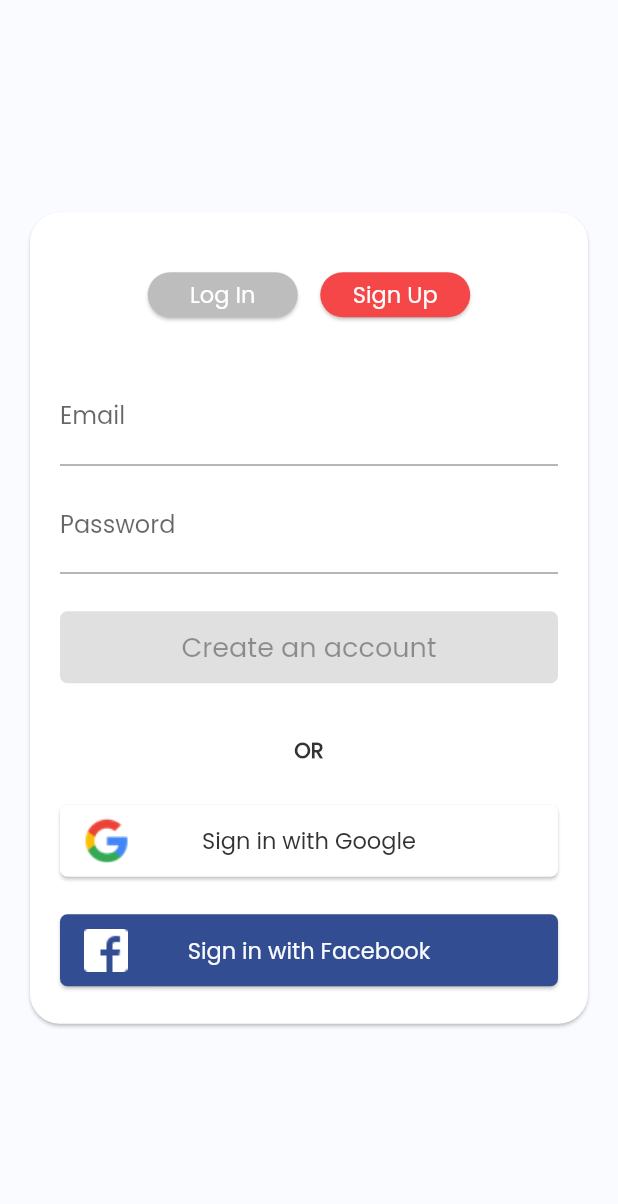
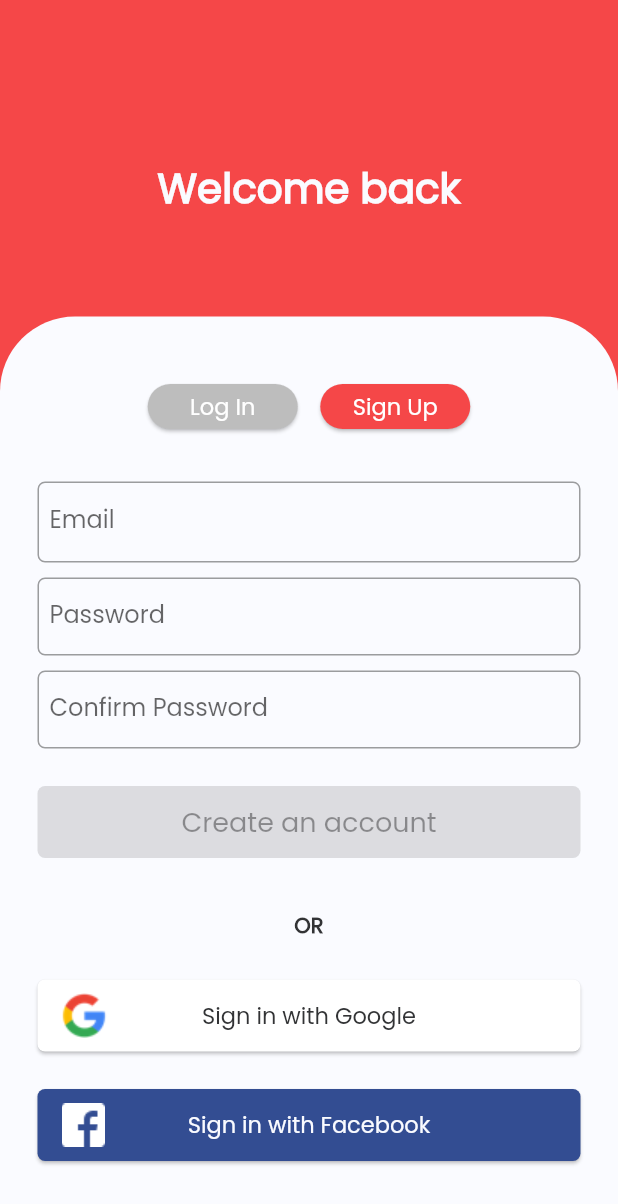
Before and after one commit to JamiuJimoh/Morsmat, a Flutter app: the screen it shows after launch, after a tap on "Sign Up", on a phone screen of 412 x 824 dp. Shown: the top 1204 px of the screen. Run offline on Flutter 3.47's test engine with Material 2 defaults, Android fonts, the phone set to English and light mode, and no system bars; our stand-ins replace firebase_auth, firebase_core, google_sign_in; missing offline and left inert: flutter_login_facebook; accounts and stored records are empty.

Commit message:
updating sign in/sign up ui

```diff
--- a/lib/app/sign_in/email_sign_change_model.dart
+++ b/lib/app/sign_in/email_sign_change_model.dart
@@ -7,6 +7,7 @@ import '../../services/auth.dart';
 class EmailSignInChangeModel with EmailAndPasswordValidators, ChangeNotifier {
   String email;
   String password;
+  String confirmPassword;
   EmailSignInFormType formType;
   bool isLoading;
   bool submitted;
@@ -15,6 +16,7 @@ class EmailSignInChangeModel with EmailAndPasswordValidators, ChangeNotifier {
   EmailSignInChangeModel({
     this.email: '',
     this.password: '',
+    this.confirmPassword: '',
     this.formType: EmailSignInFormType.signIn,
     this.isLoading: false,
     this.submitted: false,
@@ -46,9 +48,24 @@ class EmailSignInChangeModel with EmailAndPasswordValidators, ChangeNotifier {
   }
 
   bool get canSubmit {
-    return emailValidator.isValid(email) &&
-        passwordValidator.isValid(password) &&
-        !isLoading;
+    if (formType == EmailSignInFormType.signIn) {
+      return emailValidator.isValid(email) &&
+          passwordValidator.isValid(password) &&
+          !isLoading;
+    } else {
+      return emailValidator.isValid(email) &&
+          passwordValidator.isValid(password) &&
+          confirmPasswordValidator.confirmPasswordMatch(
+            password,
+            confirmPassword,
+          ) &&
+          !isLoading;
+    }
+  }
+
+  String? get emailErrorText {
+    var showErrorText = submitted && !emailValidator.isValid(email);
+    return showErrorText ? invalidEmailErrorText : null;
   }
 
   String? get passwordErrorText {
@@ -56,15 +73,20 @@ class EmailSignInChangeModel with EmailAndPasswordValidators, ChangeNotifier {
     return showErrorText ? invalidPasswordErrorText : null;
   }
 
-  String? get emailErrorText {
-    var showErrorText = submitted && !emailValidator.isValid(email);
-    return showErrorText ? invalidEmailErrorText : null;
+  String? get confirmPasswordErrorText {
+    var showErrorText = submitted &&
+        !confirmPasswordValidator.confirmPasswordMatch(
+          password,
+          confirmPassword,
+        );
+    return showErrorText ? invalidConfirmPasswordErrorText : null;
   }
 
   void toggleAuthButton(EmailSignInFormType formType) {
     updateWith(
       email: '',
       password: '',
+      confirmPassword: '',
       formType: formType,
       isLoading: false,
       submitted: false,
@@ -75,15 +97,20 @@ class EmailSignInChangeModel with EmailAndPasswordValidators, ChangeNotifier {
 
   void updatePassword(String password) => updateWith(password: password);
 
+  void updateConfirmPassword(String confirmPassword) =>
+      updateWith(confirmPassword: confirmPassword);
+
   void updateWith({
     String? email,
     String? password,
+    String? confirmPassword,
     EmailSignInFormType? formType,
     bool? isLoading,
     bool? submitted,
   }) {
     this.email = email ?? this.email;
     this.password = password ?? this.password;
+    this.confirmPassword = confirmPassword ?? this.confirmPassword;
     this.formType = formType ?? this.formType;
     this.isLoading = isLoading ?? this.isLoading;
     this.submitted = submitted ?? this.submitted;
--- a/lib/app/sign_in/email_sign_in_form_change_notifier.dart
+++ b/lib/app/sign_in/email_sign_in_form_change_notifier.dart
@@ -34,6 +34,7 @@ class _EmailSignInFormChangeNotifierState
     extends State<EmailSignInFormChangeNotifier> {
   final _emailController = TextEditingController();
   final _passwordController = TextEditingController();
+  final _confirmPasswordController = TextEditingController();
 
   EmailSignInChangeModel get model => widget.model;
 
@@ -69,6 +70,7 @@ class _EmailSignInFormChangeNotifierState
 
     _emailController.clear();
     _passwordController.clear();
+    _confirmPasswordController.clear();
   }
 
   //////// WIDGETS METHODS ///////////
@@ -78,6 +80,13 @@ class _EmailSignInFormChangeNotifierState
       autocorrect: false,
       controller: _emailController,
       decoration: InputDecoration(
+        contentPadding:
+            const EdgeInsets.symmetric(vertical: 15.0, horizontal: 8.0),
+        border: OutlineInputBorder(
+          borderRadius: BorderRadius.all(
+            Radius.circular(5.0),
+          ),
+        ),
         hintText: 'john@doe.com',
         labelText: 'Email',
         errorText: model.emailErrorText,
@@ -93,12 +102,45 @@ class _EmailSignInFormChangeNotifierState
     return TextFormField(
       controller: _passwordController,
       decoration: InputDecoration(
+        contentPadding:
+            const EdgeInsets.symmetric(vertical: 15.0, horizontal: 8.0),
+        border: OutlineInputBorder(
+          borderRadius: BorderRadius.all(
+            Radius.circular(5.0),
+          ),
+        ),
         labelText: 'Password',
         errorText: model.passwordErrorText,
         enabled: model.isLoading == false,
       ),
       keyboardType: TextInputType.visiblePassword,
       onChanged: model.updatePassword,
+      obscureText: true,
+      textInputAction: model.formType == EmailSignInFormType.signIn
+          ? TextInputAction.done
+          : TextInputAction.next,
+      onEditingComplete:
+          model.formType == EmailSignInFormType.signIn ? _submit : null,
+    );
+  }
+
+  TextFormField _buildConfirmPasswordTextFormField() {
+    return TextFormField(
+      controller: _confirmPasswordController,
+      decoration: InputDecoration(
+        contentPadding:
+            const EdgeInsets.symmetric(vertical: 15.0, horizontal: 8.0),
+        border: OutlineInputBorder(
+          borderRadius: BorderRadius.all(
+            Radius.circular(5.0),
+          ),
+        ),
+        labelText: 'Confirm Password',
+        errorText: model.confirmPasswordErrorText,
+        enabled: model.isLoading == false,
+      ),
+      keyboardType: TextInputType.visiblePassword,
+      onChanged: model.updateConfirmPassword,
       obscureText: true,
       textInputAction: TextInputAction.done,
       onEditingComplete: _submit,
@@ -139,6 +181,9 @@ class _EmailSignInFormChangeNotifierState
       _buildEmailTextFormField(),
       const SizedBox(height: 10.0),
       _buildPasswordTextFormField(),
+      const SizedBox(height: 10.0),
+      if (model.formType == EmailSignInFormType.register)
+        _buildConfirmPasswordTextFormField(),
       const SizedBox(height: 25.0),
       FormSubmitButton(
         text: model.authButtonText,
--- a/lib/app/sign_in/email_sign_in_model.dart
+++ b/lib/app/sign_in/email_sign_in_model.dart
@@ -5,6 +5,7 @@ enum EmailSignInFormType { signIn, register }
 class EmailSignInModel with EmailAndPasswordValidators {
   final String email;
   final String password;
+  final String confirmPassword;
   final EmailSignInFormType formType;
   final bool isLoading;
   final bool submitted;
@@ -12,6 +13,7 @@ class EmailSignInModel with EmailAndPasswordValidators {
   EmailSignInModel({
     this.email: '',
     this.password: '',
+    this.confirmPassword: '',
     this.formType: EmailSignInFormType.signIn,
     this.isLoading: false,
     this.submitted: false,
@@ -29,19 +31,29 @@ class EmailSignInModel with EmailAndPasswordValidators {
         !isLoading;
   }
 
+  String? get emailErrorText {
+    var showErrorText = submitted && !emailValidator.isValid(email);
+    return showErrorText ? invalidEmailErrorText : null;
+  }
+
   String? get passwordErrorText {
     var showErrorText = submitted && !passwordValidator.isValid(password);
     return showErrorText ? invalidPasswordErrorText : null;
   }
 
-  String? get emailErrorText {
-    var showErrorText = submitted && !emailValidator.isValid(email);
-    return showErrorText ? invalidEmailErrorText : null;
+  String? get confirmPasswordErrorText {
+    var showErrorText = submitted &&
+        !confirmPasswordValidator.confirmPasswordMatch(
+          password,
+          confirmPassword,
+        );
+    return showErrorText ? invalidConfirmPasswordErrorText : null;
   }
 
   EmailSignInModel copyWith({
     String? email,
     String? password,
+    String? confirmPassword,
     EmailSignInFormType? formType,
     bool? isLoading,
     bool? submitted,
@@ -49,6 +61,7 @@ class EmailSignInModel with EmailAndPasswordValidators {
     return EmailSignInModel(
       email: email ?? this.email,
       password: password ?? this.password,
+      confirmPassword: confirmPassword ?? this.confirmPassword,
       formType: formType ?? this.formType,
       isLoading: isLoading ?? this.isLoading,
       submitted: submitted ?? this.submitted,
--- a/lib/app/sign_in/sign_in_page.dart
+++ b/lib/app/sign_in/sign_in_page.dart
@@ -1,7 +1,5 @@
 import 'package:firebase_auth/firebase_auth.dart';
 import 'package:flutter/material.dart';
-import 'package:morsmat/app/sign_in/email_sign_change_model.dart';
-import 'package:morsmat/app/sign_in/email_sign_in_model.dart';
 import 'package:provider/provider.dart';
 
 import '../../constants.dart';
@@ -51,6 +49,7 @@ class SignInPage extends StatelessWidget {
   @override
   Widget build(BuildContext context) {
     return Scaffold(
+      backgroundColor: kAccentColor,
       body: _buildContent(context),
     );
   }
@@ -84,23 +83,41 @@ class SignInPage extends StatelessWidget {
   ///////// WIDGETS METHODS ////////
 
   Widget _buildContent(BuildContext context) {
-    return Padding(
-      padding: const EdgeInsets.all(16.0),
-      child: Center(
-        child: Card(
-          shape: RoundedRectangleBorder(
-            borderRadius: BorderRadius.circular(20.0),
+    return LayoutBuilder(
+      builder: (_, constraint) => SingleChildScrollView(
+        child: ConstrainedBox(
+          constraints: BoxConstraints(minHeight: constraint.maxHeight),
+          child: IntrinsicHeight(
+            child: Column(
+              children: [
+                Expanded(
+                  child: Container(
+                    child: Column(
+                      mainAxisAlignment: MainAxisAlignment.center,
+                      children: [
+                        _buildHeader(),
+                      ],
+                    ),
+                  ),
+                ),
+                Container(
+                  decoration: BoxDecoration(
+                    color: kScaffoldColor,
+                    borderRadius: BorderRadius.only(
+                      topLeft: Radius.circular(50.0),
+                      topRight: Radius.circular(50.0),
+                    ),
                   ),
                   child: Padding(
-            padding:
-                const EdgeInsets.symmetric(vertical: 25.0, horizontal: 20.0),
-            child: SingleChildScrollView(
+                    padding: const EdgeInsets.only(
+                        bottom: 50.0, top: 30.0, left: 25.0, right: 25.0),
                     child: Column(
                       mainAxisSize: MainAxisSize.min,
                       children: [
                         // SizedBox(height: 90.0, child: _buildHeader()),
                         const SizedBox(height: 15.0),
                         EmailSignInFormChangeNotifier.create(context),
+
                         const SizedBox(height: 35.0),
                         Text(
                           'OR',
@@ -134,20 +151,32 @@ class SignInPage extends StatelessWidget {
                     ),
                   ),
                 ),
+              ],
+            ),
+          ),
         ),
       ),
     );
   }
 
   Widget _buildHeader() {
+    // EmailSignInFormType.re
     if (isLoading) {
-      return Center(child: CircularProgressIndicator());
+      return Center(
+        child: CircularProgressIndicator(
+          backgroundColor: kScaffoldColor,
+        ),
+      );
     }
-    return Text(
-      'Sign In',
+    return Padding(
+      padding: const EdgeInsets.only(top: 40.0),
+      child: Text(
+        'Welcome back',
         style: TextStyle(
-        fontSize: 25.0,
+          fontSize: 27.0,
+          color: kScaffoldColor,
           fontWeight: FontWeight.w700,
+        ),
       ),
     );
   }
--- a/lib/app/sign_in/validators.dart
+++ b/lib/app/sign_in/validators.dart
@@ -1,5 +1,6 @@
 abstract class StringValidator {
   bool isValid(String value);
+  bool confirmPasswordMatch(String password, String confirmPassword);
 }
 
 class NonEmptyStringValidator implements StringValidator {
@@ -7,12 +8,19 @@ class NonEmptyStringValidator implements StringValidator {
   bool isValid(String value) {
     return value.isNotEmpty;
   }
+
+  @override
+  bool confirmPasswordMatch(String password, String confirmPassword) {
+    return password == confirmPassword;
+  }
 }
 
 mixin EmailAndPasswordValidators {
   final StringValidator emailValidator = NonEmptyStringValidator();
   final StringValidator passwordValidator = NonEmptyStringValidator();
+  final StringValidator confirmPasswordValidator = NonEmptyStringValidator();
 
   final String invalidEmailErrorText = 'Email can\'t be empty';
   final String invalidPasswordErrorText = 'Password can\'t be empty';
+  final String invalidConfirmPasswordErrorText = 'Password must match ';
 }
--- a/lib/constants.dart
+++ b/lib/constants.dart
@@ -3,5 +3,6 @@ import 'dart:ui';
 const kScaffoldColor = Color(0xFFFAFBFF);
 const kPrimaryColor = Color(0xFF323335);
 const kAccentColor = Color(0xFFF54748);
+
 const kFacebookColor = Color(0xFF334D92);
 const kWhiteColor = Color(0xFFFFFFFF);
```
Lines whose indentation alone changed are shown as unchanged.
